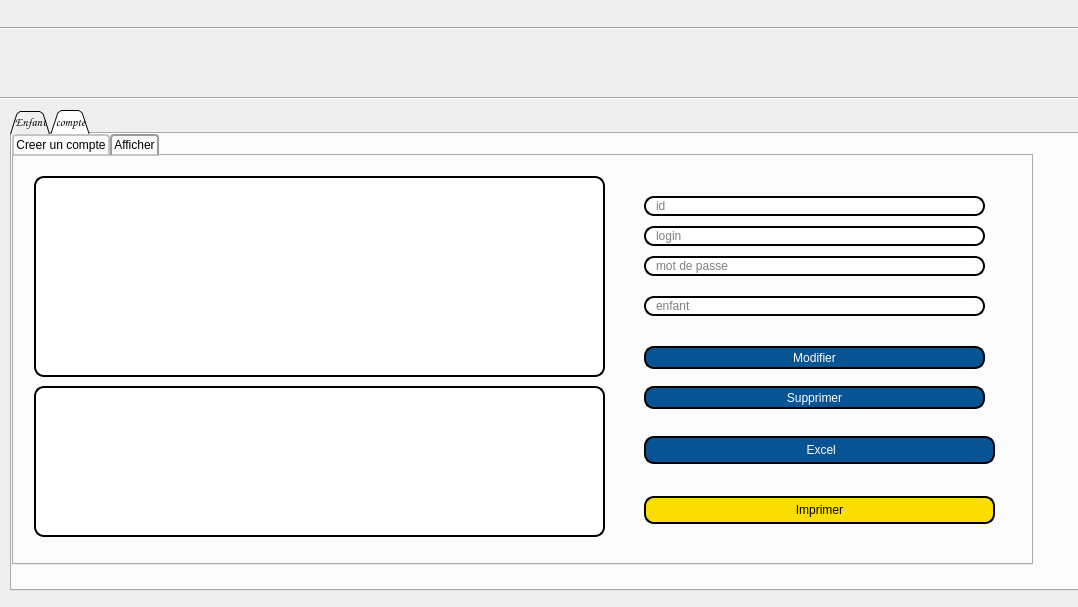
Old version of the form gestionc.ui in the repository yanni2302/smart_parental_monitoring_2A22.
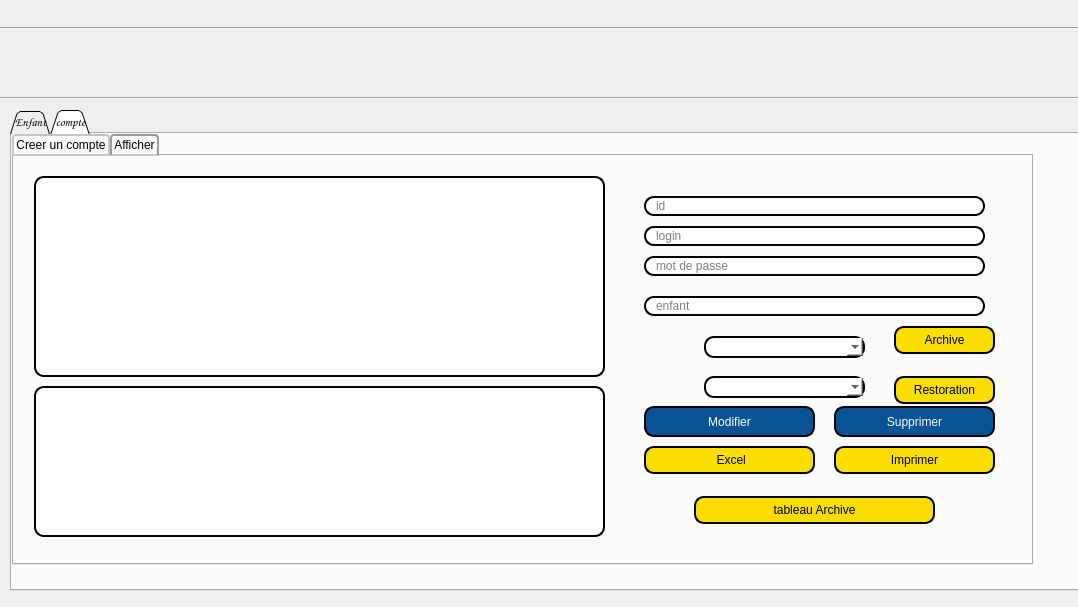
New version of the form. The open tabs and pages were chosen to show the change. Icons and pictures are not drawn.

Commit message: integration:archive +imprimer dans table produit

Patch:
```diff
--- a/gestionc.ui
+++ b/gestionc.ui
@@ -1340,9 +1340,9 @@
        <property name="geometry">
         <rect>
          <x>630</x>
-         <y>190</y>
-         <width>341</width>
-         <height>23</height>
+         <y>250</y>
+         <width>171</width>
+         <height>31</height>
         </rect>
        </property>
        <property name="styleSheet">
@@ -1361,10 +1361,10 @@
       <widget class="QPushButton" name="supprimer_compte">
        <property name="geometry">
         <rect>
-         <x>630</x>
-         <y>230</y>
-         <width>341</width>
-         <height>23</height>
+         <x>820</x>
+         <y>250</y>
+         <width>161</width>
+         <height>31</height>
         </rect>
        </property>
        <property name="styleSheet">
@@ -1470,18 +1470,19 @@
        <property name="geometry">
         <rect>
          <x>630</x>
-         <y>280</y>
-         <width>351</width>
+         <y>290</y>
+         <width>171</width>
          <height>28</height>
         </rect>
        </property>
        <property name="styleSheet">
         <string notr="true">border: 2px solid black;
+font: 75 8pt &quot;MS Shell Dlg 2&quot;;
 border-radius: 10px;
 padding: 0 8px;
-color: rgb(255, 255, 255);
-background:#085394	;
-font: bold, &quot;Comic Sans MS&quot;;
+background: #fade02;
+font: bold, &quot;Comic Sans MS&quot;;;
+text-align:center;
 </string>
        </property>
        <property name="text">
@@ -1491,9 +1492,9 @@
       <widget class="QPushButton" name="impdos_2">
        <property name="geometry">
         <rect>
-         <x>630</x>
-         <y>340</y>
-         <width>351</width>
+         <x>820</x>
+         <y>290</y>
+         <width>161</width>
          <height>28</height>
         </rect>
        </property>
@@ -1528,6 +1529,109 @@
 selection-background-color: gray;</string>
        </property>
       </widget>
+      <widget class="QPushButton" name="restoration">
+       <property name="geometry">
+        <rect>
+         <x>880</x>
+         <y>220</y>
+         <width>101</width>
+         <height>28</height>
+        </rect>
+       </property>
+       <property name="styleSheet">
+        <string notr="true">border: 2px solid black;
+font: 75 8pt &quot;MS Shell Dlg 2&quot;;
+border-radius: 10px;
+padding: 0 8px;
+background: #fade02;
+font: bold, &quot;Comic Sans MS&quot;;;
+text-align:center;
+</string>
+       </property>
+       <property name="text">
+        <string>Restoration</string>
+       </property>
+      </widget>
+      <widget class="QPushButton" name="sup">
+       <property name="geometry">
+        <rect>
+         <x>880</x>
+         <y>170</y>
+         <width>101</width>
+         <height>28</height>
+        </rect>
+       </property>
+       <property name="styleSheet">
+        <string notr="true">border: 2px solid black;
+font: 75 8pt &quot;MS Shell Dlg 2&quot;;
+border-radius: 10px;
+padding: 0 8px;
+background: #fade02;
+font: bold, &quot;Comic Sans MS&quot;;;
+text-align:center;
+</string>
+       </property>
+       <property name="text">
+        <string>Archive</string>
+       </property>
+      </widget>
+      <widget class="QComboBox" name="idsup">
+       <property name="geometry">
+        <rect>
+         <x>690</x>
+         <y>180</y>
+         <width>161</width>
+         <height>22</height>
+        </rect>
+       </property>
+       <property name="styleSheet">
+        <string notr="true">border: 2px solid black;
+border-radius: 10px;
+padding: 0 8px;
+background: white;
+selection-background-color: gray;</string>
+       </property>
+      </widget>
+      <widget class="QComboBox" name="idRestoration">
+       <property name="geometry">
+        <rect>
+         <x>690</x>
+         <y>220</y>
+         <width>161</width>
+         <height>22</height>
+        </rect>
+       </property>
+       <property name="styleSheet">
+        <string notr="true">border: 2px solid black;
+border-radius: 10px;
+padding: 0 8px;
+background: white;
+selection-background-color: gray;</string>
+       </property>
+      </widget>
+      <widget class="QPushButton" name="Archive">
+       <property name="geometry">
+        <rect>
+         <x>680</x>
+         <y>340</y>
+         <width>241</width>
+         <height>28</height>
+        </rect>
+       </property>
+       <property name="styleSheet">
+        <string notr="true">border: 2px solid black;
+font: 75 8pt &quot;MS Shell Dlg 2&quot;;
+border-radius: 10px;
+padding: 0 8px;
+background: #fade02;
+font: bold, &quot;Comic Sans MS&quot;;;
+text-align:center;
+</string>
+       </property>
+       <property name="text">
+        <string>tableau Archive</string>
+       </property>
+      </widget>
      </widget>
     </widget>
    </widget>
```
Left out of the diff: 4 changed lines with no effect on the pictures. The commit also changes 10 other files.
